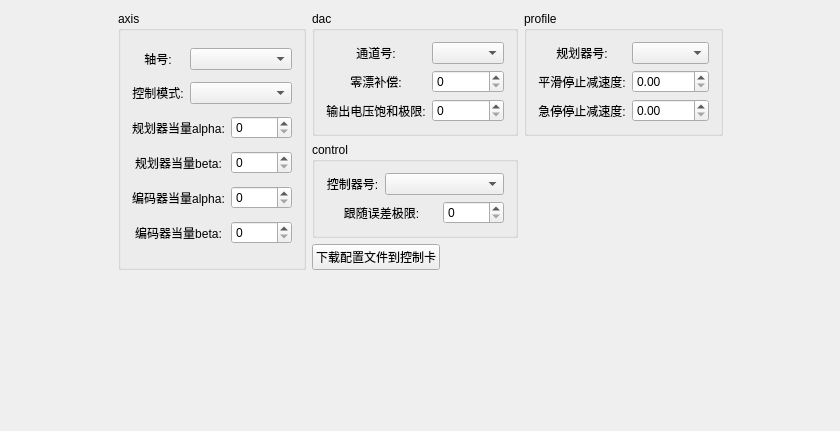
Before: the Qt Designer form GTSSimpleController/Widget/ConfigWidget.ui in whisper512/GTS, drawn with Qt 5.
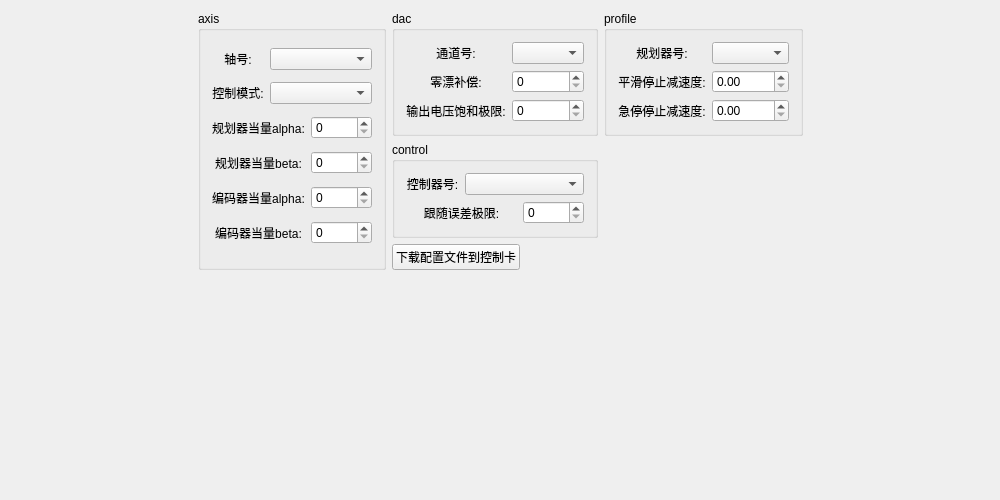
After: the same form once the commit is applied.

Commit message: 调整界面大小

What changed in the file:
```diff
--- a/GTSSimpleController/Widget/ConfigWidget.ui
+++ b/GTSSimpleController/Widget/ConfigWidget.ui
@@ -6,8 +6,8 @@
    <rect>
     <x>0</x>
     <y>0</y>
-    <width>840</width>
-    <height>431</height>
+    <width>1000</width>
+    <height>500</height>
    </rect>
   </property>
   <property name="windowTitle">
```
The commit also changes 6 other files.
